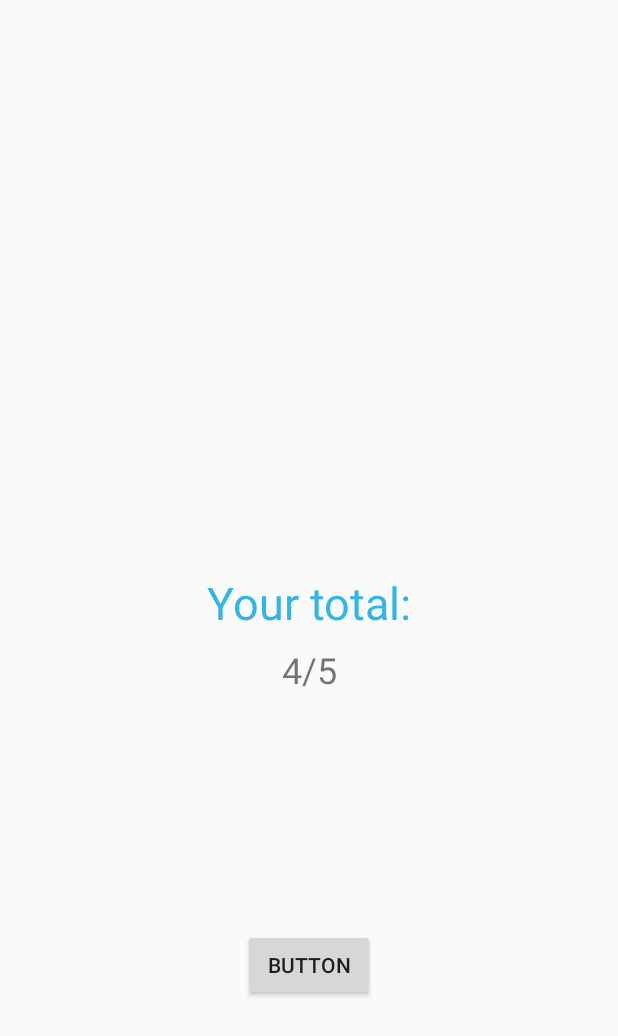
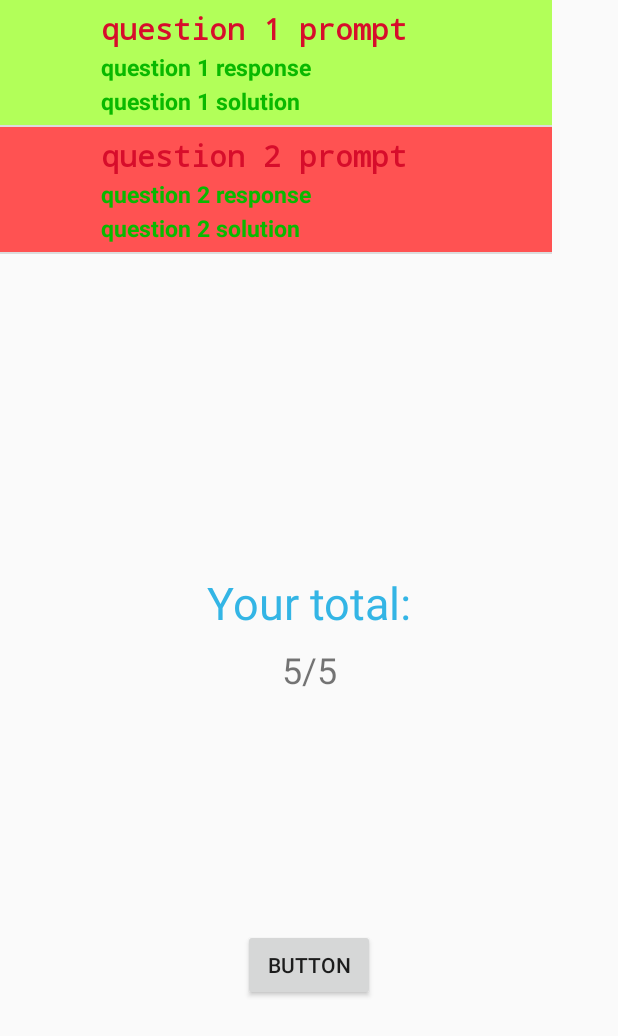
Before and after one commit to yuenj/EPLScavengerHunt, an Android app: the ResultsActivity screen opened directly, with no data from a screen before it, on a phone screen of 412 x 824 dp. Shown: the top 1036 px of the screen. Run offline under Robolectric (Android 15) with nearby library versions, the phone set to English and light mode, and no system bars.

Commit message:
Update results logic

```diff
--- a/app/src/main/java/com/cmput401f17/eplscavengerhunt/activity/ResultsActivity.java
+++ b/app/src/main/java/com/cmput401f17/eplscavengerhunt/activity/ResultsActivity.java
@@ -2,14 +2,63 @@ package com.cmput401f17.eplscavengerhunt.activity;
 
 import android.os.Bundle;
 import android.support.v7.app.AppCompatActivity;
+import android.widget.Button;
+import android.widget.ListView;
+import android.widget.TextView;
 
 import com.cmput401f17.eplscavengerhunt.R;
+import com.cmput401f17.eplscavengerhunt.ScavengerHuntApplication;
+import com.cmput401f17.eplscavengerhunt.controller.GameController;
+import com.cmput401f17.eplscavengerhunt.custom.ResultsAdapter;
+import com.cmput401f17.eplscavengerhunt.model.Question;
+import com.cmput401f17.eplscavengerhunt.model.Response;
+
+import java.util.ArrayList;
+
+import javax.inject.Inject;
 
 public class ResultsActivity extends AppCompatActivity {
+
+    private ResultsAdapter resultsAdapter;
+    private ArrayList<Question> questions;
+    private ArrayList<Response> responses;
+    private ListView resultsListView;
+    private TextView totalScore;
+    private Button next;
+
+    @Inject
+    GameController gameController;
 
     @Override
     protected void onCreate(Bundle savedInstanceState) {
         super.onCreate(savedInstanceState);
         setContentView(R.layout.activity_results);
+        ScavengerHuntApplication.getInstance().getAppComponent().inject(this);
+
+        resultsListView = (ListView) findViewById(R.id.resultsLV);
+        totalScore = (TextView) findViewById(R.id.results_total);
+        next = (Button) findViewById(R.id.results_next);
+
+        questions = gameController.retrieveQuestions();
+        responses = gameController.retrieveResponses();
+        int score = gameController.retrieveTotalScore();
+        totalScore.setText(Integer.toString(score) + "/5");
+    }
+
+    @Override
+    protected void onStart() {
+        super.onStart();
+
+        resultsAdapter = new ResultsAdapter(this, responses, questions);
+        resultsListView.setAdapter(resultsAdapter);
+
+        resultsAdapter.notifyDataSetChanged();
+    }
+
+    @Override
+    protected void onResume() {
+        super.onResume();
+
+        resultsAdapter.notifyDataSetChanged();
     }
 }
--- a/app/src/main/java/com/cmput401f17/eplscavengerhunt/custom/ResultsAdapter.java
+++ b/app/src/main/java/com/cmput401f17/eplscavengerhunt/custom/ResultsAdapter.java
@@ -1,7 +1,78 @@
 package com.cmput401f17.eplscavengerhunt.custom;
 
+import android.app.Activity;
+import android.content.Context;
+import android.support.v4.content.ContextCompat;
+import android.view.LayoutInflater;
+import android.view.View;
+import android.view.ViewGroup;
 import android.widget.BaseAdapter;
+import android.widget.ImageView;
+import android.widget.RelativeLayout;
+import android.widget.TextView;
+
+import com.cmput401f17.eplscavengerhunt.R;
+import com.cmput401f17.eplscavengerhunt.model.Question;
+import com.cmput401f17.eplscavengerhunt.model.Response;
+
+import java.util.ArrayList;
 
 public class ResultsAdapter extends BaseAdapter {
 
+    private static LayoutInflater inflater = null;
+
+    private Activity activity;
+    private ArrayList<Response> responses;
+    private ArrayList<Question> questions;
+
+    public ResultsAdapter(final Activity activity, final ArrayList<Response> responses,
+                          final ArrayList<Question> questions) {
+        this.activity = activity;
+        this.questions = questions;
+        this.responses = responses;
+
+        this.inflater = (LayoutInflater)activity.getSystemService(Context.LAYOUT_INFLATER_SERVICE);
+    }
+
+    public View getView(int position, View convertView, ViewGroup parent) {
+        View vi = convertView;
+        if (convertView == null)
+            vi = inflater.inflate(R.layout.item_results, null);
+
+        ImageView thumbnail = (ImageView) vi.findViewById(R.id.results_thumbnail);
+        TextView prompt = (TextView) vi.findViewById(R.id.results_prompt);
+        TextView usersResponse = (TextView) vi.findViewById(R.id.results_response);
+        TextView answer = (TextView) vi.findViewById(R.id.results_answer);
+        RelativeLayout background = (RelativeLayout) vi.findViewById(R.id.results_background);
+
+        Question question = questions.get(position);
+        Response response = responses.get(position);
+
+        // TODO set the thumbnail
+        prompt.setText(question.getQuestionPrompt());
+        usersResponse.setText(response.getResponseStr());
+        answer.setText(question.getSolution());
+
+        int correctColor = ContextCompat.getColor(activity.getApplicationContext(), R.color.colorCorrectResponse);
+        int incorrectColor = ContextCompat.getColor(activity.getApplicationContext(), R.color.colorIncorrectResponse);
+
+        if (response.isCorrect())
+            background.setBackgroundColor(correctColor);
+        else
+            background.setBackgroundColor(incorrectColor);
+
+        return vi;
+    }
+
+    public int getCount() {
+        return responses.size();
+    }
+
+    public Object getItem(int position) {
+        return position;
+    }
+
+    public long getItemId(int position) {
+        return position;
+    }
 }
--- a/app/src/main/res/layout/activity_results.xml
+++ b/app/src/main/res/layout/activity_results.xml
@@ -26,7 +26,9 @@
         app:layout_constraintHorizontal_bias="0.501"
         app:layout_constraintLeft_toLeftOf="parent"
         app:layout_constraintRight_toRightOf="parent"
-        app:layout_constraintTop_toBottomOf="@+id/resultsLV" />
+        app:layout_constraintTop_toBottomOf="@+id/resultsLV"
+        android:layout_marginStart="8dp"
+        android:layout_marginEnd="8dp" />
 
     <TextView
         android:id="@+id/results_total"
@@ -39,19 +41,23 @@
         android:textSize="24sp"
         app:layout_constraintLeft_toLeftOf="parent"
         app:layout_constraintRight_toRightOf="parent"
-        app:layout_constraintTop_toBottomOf="@+id/results_total_desc" />
+        app:layout_constraintTop_toBottomOf="@+id/results_total_desc"
+        android:layout_marginStart="8dp"
+        android:layout_marginEnd="8dp" />
 
     <Button
-        android:id="@+id/button"
+        android:id="@+id/results_next"
         android:layout_width="wrap_content"
         android:layout_height="wrap_content"
+        android:layout_marginBottom="8dp"
+        android:layout_marginLeft="8dp"
+        android:layout_marginRight="8dp"
+        android:layout_marginTop="8dp"
         android:text="Button"
-        android:layout_marginTop="8dp"
+        app:layout_constraintBottom_toBottomOf="parent"
+        app:layout_constraintLeft_toLeftOf="parent"
+        app:layout_constraintRight_toRightOf="parent"
         app:layout_constraintTop_toBottomOf="@+id/results_total"
-        app:layout_constraintBottom_toBottomOf="parent"
-        android:layout_marginBottom="8dp"
-        android:layout_marginRight="8dp"
-        app:layout_constraintRight_toRightOf="parent"
-        android:layout_marginLeft="8dp"
-        app:layout_constraintLeft_toLeftOf="parent" />
+        android:layout_marginStart="8dp"
+        android:layout_marginEnd="8dp" />
 </android.support.constraint.ConstraintLayout>
--- a/app/src/main/res/layout/item_results.xml
+++ b/app/src/main/res/layout/item_results.xml
@@ -2,14 +2,14 @@
 
 <RelativeLayout xmlns:android="http://schemas.android.com/apk/res/android"
     android:id="@+id/results_background"
-    android:layout_width="fill_parent"
+    android:layout_width="match_parent"
     android:layout_height="wrap_content"
     android:orientation="horizontal"
     android:padding="5dip">
 
     <!-- Thumbnail image -->
     <LinearLayout
-        android:id="@+id/results_thumbnail"
+        android:id="@+id/results_thumbnail_ll"
         android:layout_width="wrap_content"
         android:layout_height="wrap_content"
         android:layout_alignParentLeft="true"
@@ -17,7 +17,7 @@
         android:padding="3dip">
 
         <ImageView
-            android:id="@+id/list_image"
+            android:id="@+id/results_thumbnail"
             android:layout_width="50dip"
             android:layout_height="50dip" />
 
@@ -26,10 +26,10 @@
     <!-- Question prompt -->
     <TextView
         android:id="@+id/results_prompt"
-        android:layout_width="wrap_content"
+        android:layout_width="match_parent"
         android:layout_height="wrap_content"
-        android:layout_alignTop="@+id/results_thumbnail"
-        android:layout_toRightOf="@+id/results_thumbnail"
+        android:layout_alignTop="@+id/results_thumbnail_ll"
+        android:layout_toRightOf="@+id/results_thumbnail_ll"
         android:text="Which flower is this?"
         android:textColor="#d70d2b"
         android:textSize="20dip"
@@ -43,7 +43,7 @@
         android:layout_height="wrap_content"
         android:layout_below="@id/results_prompt"
         android:layout_marginTop="1dip"
-        android:layout_toRightOf="@+id/results_thumbnail"
+        android:layout_toRightOf="@+id/results_thumbnail_ll"
         android:text="Lily"
         android:textColor="#09b900"
         android:textSize="15dip"
@@ -56,7 +56,7 @@
         android:layout_height="wrap_content"
         android:layout_below="@id/results_response"
         android:layout_marginTop="1dip"
-        android:layout_toRightOf="@+id/results_thumbnail"
+        android:layout_toRightOf="@+id/results_thumbnail_ll"
         android:text="Poppy"
         android:textColor="#09b900"
         android:textSize="15dip"
```
Also changed, not shown: 2 other files.
